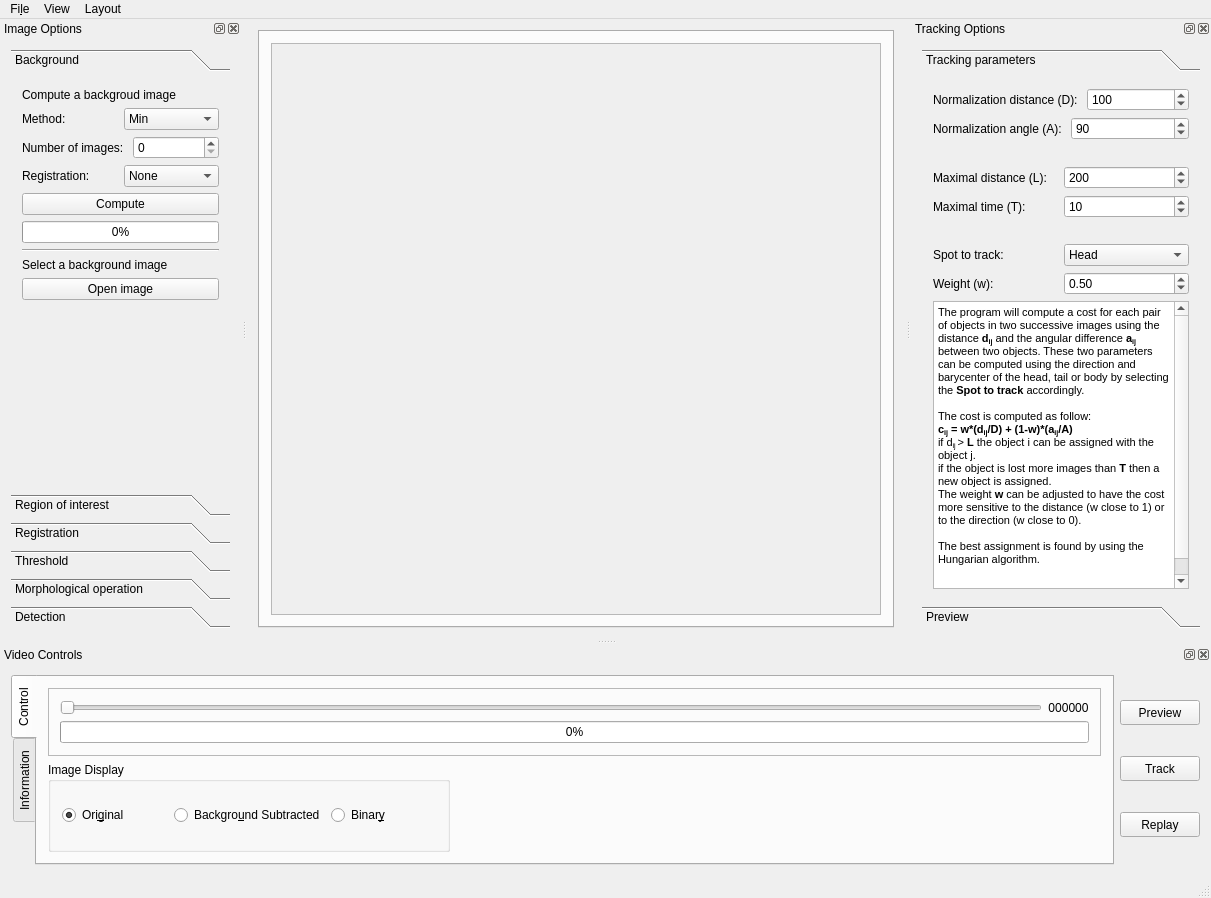
The window that src/interactive.ui (FastTrackOrg/FastTrack) describes before a commit, drawn with Qt 5.
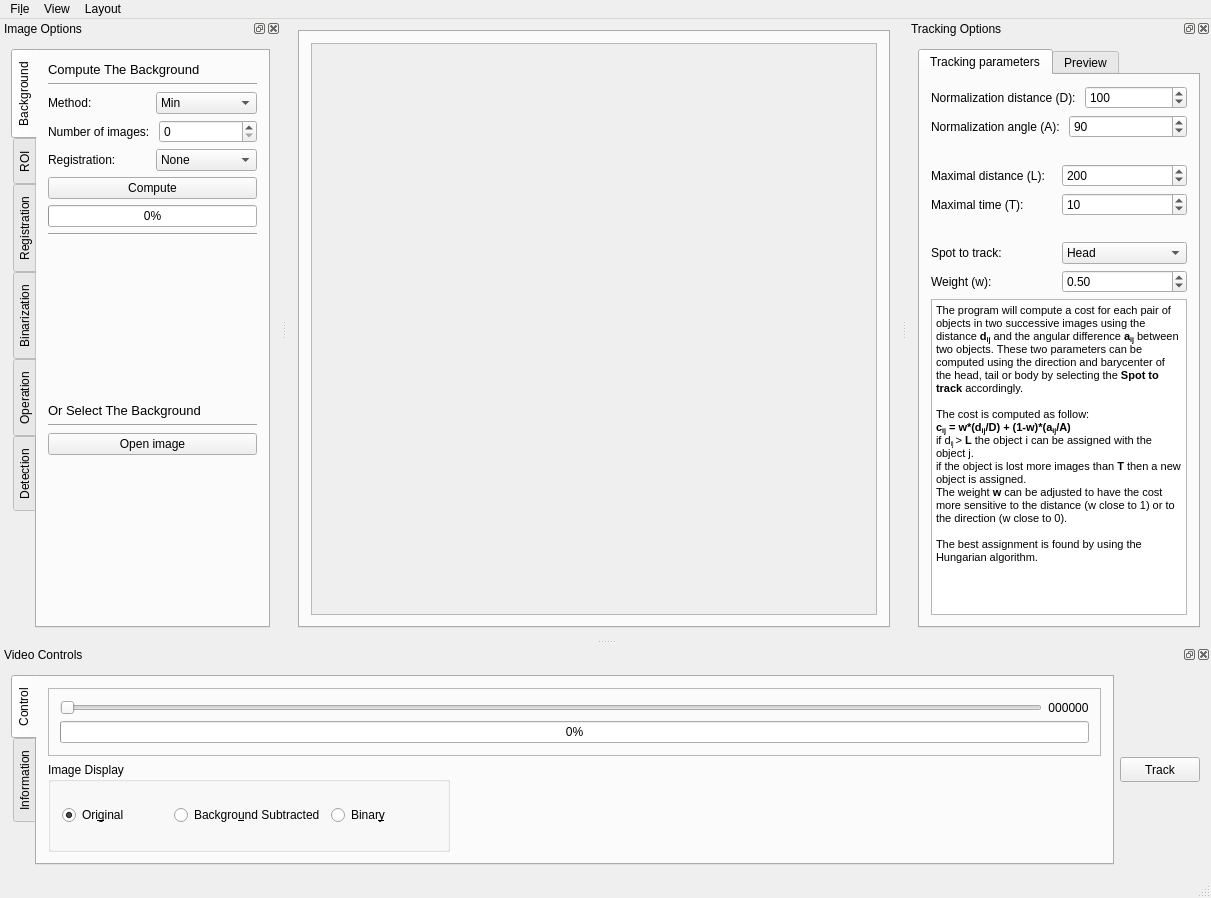
The same window after the commit.

Commit message: [style] interactive: refactoring the ui

Diff of the .ui file:
```diff
--- a/src/interactive.ui
+++ b/src/interactive.ui
@@ -53,8 +53,8 @@
             <rect>
              <x>0</x>
              <y>0</y>
-             <width>620</width>
-             <height>604</height>
+             <width>572</width>
+             <height>609</height>
             </rect>
            </property>
            <layout class="QGridLayout" name="gridLayout_2">
@@ -88,8 +88,8 @@
   <widget class="QDockWidget" name="trackingOptions">
    <property name="minimumSize">
     <size>
-     <width>279</width>
-     <height>216</height>
+     <width>304</width>
+     <height>399</height>
     </size>
    </property>
    <property name="features">
@@ -107,20 +107,12 @@
    <widget class="QWidget" name="options">
     <layout class="QGridLayout" name="gridLayout_8">
      <item row="0" column="0">
-      <widget class="QToolBox" name="toolBox_2">
+      <widget class="QTabWidget" name="trackingTab">
        <property name="currentIndex">
         <number>0</number>
        </property>
-       <widget class="QWidget" name="page_10">
-        <property name="geometry">
-         <rect>
-          <x>0</x>
-          <y>0</y>
-          <width>288</width>
-          <height>551</height>
-         </rect>
-        </property>
-        <attribute name="label">
+       <widget class="QWidget" name="tabWidget_2Page1" native="true">
+        <attribute name="title">
          <string>Tracking parameters</string>
         </attribute>
         <layout class="QGridLayout" name="gridLayout_11">
@@ -301,32 +293,24 @@
 &lt;html&gt;&lt;head&gt;&lt;meta name=&quot;qrichtext&quot; content=&quot;1&quot; /&gt;&lt;style type=&quot;text/css&quot;&gt;
 p, li { white-space: pre-wrap; }
 &lt;/style&gt;&lt;/head&gt;&lt;body style=&quot; font-family:'Sans Serif'; font-size:9pt; font-weight:400; font-style:normal;&quot;&gt;
-&lt;p style=&quot; margin-top:0px; margin-bottom:0px; margin-left:0px; margin-right:0px; -qt-block-indent:0; text-indent:0px;&quot;&gt;&lt;span style=&quot; font-size:8pt;&quot;&gt;The program will compute a cost for each pair of objects in two successive images using the distance &lt;/span&gt;&lt;span style=&quot; font-size:8pt; font-weight:600;&quot;&gt;d&lt;/span&gt;&lt;span style=&quot; font-size:8pt; font-weight:600; vertical-align:sub;&quot;&gt;ij&lt;/span&gt;&lt;span style=&quot; font-size:8pt;&quot;&gt; and the angular difference &lt;/span&gt;&lt;span style=&quot; font-size:8pt; font-weight:600;&quot;&gt;a&lt;/span&gt;&lt;span style=&quot; font-size:8pt; font-weight:600; vertical-align:sub;&quot;&gt;ij&lt;/span&gt;&lt;span style=&quot; font-size:8pt;&quot;&gt; between two objects. These two parameters can be computed using the direction and barycenter of the head, tail or body by selecting the&lt;/span&gt;&lt;span style=&quot; font-size:8pt; font-weight:600;&quot;&gt; Spot to track &lt;/span&gt;&lt;span style=&quot; font-size:8pt;&quot;&gt;accordingly.&lt;/span&gt;&lt;/p&gt;
-&lt;p style=&quot;-qt-paragraph-type:empty; margin-top:0px; margin-bottom:0px; margin-left:0px; margin-right:0px; -qt-block-indent:0; text-indent:0px; font-size:8pt;&quot;&gt;&lt;br /&gt;&lt;/p&gt;
-&lt;p style=&quot; margin-top:0px; margin-bottom:0px; margin-left:0px; margin-right:0px; -qt-block-indent:0; text-indent:0px;&quot;&gt;&lt;span style=&quot; font-size:8pt;&quot;&gt;The cost is computed as follow:&lt;/span&gt;&lt;/p&gt;
-&lt;p style=&quot; margin-top:0px; margin-bottom:0px; margin-left:0px; margin-right:0px; -qt-block-indent:0; text-indent:0px;&quot;&gt;&lt;span style=&quot; font-size:8pt; font-weight:600;&quot;&gt;c&lt;/span&gt;&lt;span style=&quot; font-size:8pt; font-weight:600; vertical-align:sub;&quot;&gt;ij&lt;/span&gt;&lt;span style=&quot; font-size:8pt; font-weight:600;&quot;&gt; = w*(d&lt;/span&gt;&lt;span style=&quot; font-size:8pt; font-weight:600; vertical-align:sub;&quot;&gt;ij&lt;/span&gt;&lt;span style=&quot; font-size:8pt; font-weight:600;&quot;&gt;/D) + (1-w)*(a&lt;/span&gt;&lt;span style=&quot; font-size:8pt; font-weight:600; vertical-align:sub;&quot;&gt;ij&lt;/span&gt;&lt;span style=&quot; font-size:8pt; font-weight:600;&quot;&gt;/A)&lt;/span&gt;&lt;/p&gt;
-&lt;p style=&quot; margin-top:0px; margin-bottom:0px; margin-left:0px; margin-right:0px; -qt-block-indent:0; text-indent:0px;&quot;&gt;&lt;span style=&quot; font-size:8pt;&quot;&gt;if d&lt;/span&gt;&lt;span style=&quot; font-size:8pt; vertical-align:sub;&quot;&gt;ij &lt;/span&gt;&lt;span style=&quot; font-size:8pt;&quot;&gt;&amp;gt; &lt;/span&gt;&lt;span style=&quot; font-size:8pt; font-weight:600;&quot;&gt;L&lt;/span&gt;&lt;span style=&quot; font-size:8pt;&quot;&gt; the object i can be assigned with the object j.&lt;/span&gt;&lt;/p&gt;
-&lt;p style=&quot; margin-top:0px; margin-bottom:0px; margin-left:0px; margin-right:0px; -qt-block-indent:0; text-indent:0px;&quot;&gt;&lt;span style=&quot; font-size:8pt;&quot;&gt;if the object is lost more images than &lt;/span&gt;&lt;span style=&quot; font-size:8pt; font-weight:600;&quot;&gt;T&lt;/span&gt;&lt;span style=&quot; font-size:8pt;&quot;&gt; then a new object is assigned.&lt;/span&gt;&lt;/p&gt;
-&lt;p style=&quot; margin-top:0px; margin-bottom:0px; margin-left:0px; margin-right:0px; -qt-block-indent:0; text-indent:0px;&quot;&gt;&lt;span style=&quot; font-size:8pt;&quot;&gt;The weight &lt;/span&gt;&lt;span style=&quot; font-size:8pt; font-weight:600;&quot;&gt;w &lt;/span&gt;&lt;span style=&quot; font-size:8pt;&quot;&gt;can be adjusted to have the cost more sensitive to the distance (w close to 1) or to the direction (w close to 0).&lt;/span&gt;&lt;/p&gt;
-&lt;p style=&quot;-qt-paragraph-type:empty; margin-top:0px; margin-bottom:0px; margin-left:0px; margin-right:0px; -qt-block-indent:0; text-indent:0px; font-size:8pt;&quot;&gt;&lt;br /&gt;&lt;/p&gt;
-&lt;p style=&quot; margin-top:0px; margin-bottom:0px; margin-left:0px; margin-right:0px; -qt-block-indent:0; text-indent:0px;&quot;&gt;&lt;span style=&quot; font-size:8pt;&quot;&gt;The best assignment is found by using the Hungarian algorithm.&lt;/span&gt;&lt;/p&gt;
-&lt;p style=&quot;-qt-paragraph-type:empty; margin-top:0px; margin-bottom:0px; margin-left:0px; margin-right:0px; -qt-block-indent:0; text-indent:0px; font-size:11pt; font-weight:600;&quot;&gt;&lt;br /&gt;&lt;/p&gt;
-&lt;p style=&quot;-qt-paragraph-type:empty; margin-top:0px; margin-bottom:0px; margin-left:0px; margin-right:0px; -qt-block-indent:0; text-indent:0px; font-size:11pt; font-weight:600;&quot;&gt;&lt;br /&gt;&lt;/p&gt;&lt;/body&gt;&lt;/html&gt;</string>
+&lt;p style=&quot; margin-top:0px; margin-bottom:0px; margin-left:0px; margin-right:0px; -qt-block-indent:0; text-indent:0px;&quot;&gt;&lt;span style=&quot; font-family:'Sans Serif'; font-size:8pt;&quot;&gt;The program will compute a cost for each pair of objects in two successive images using the distance &lt;/span&gt;&lt;span style=&quot; font-family:'Sans Serif'; font-size:8pt; font-weight:600;&quot;&gt;d&lt;/span&gt;&lt;span style=&quot; font-family:'Sans Serif'; font-size:8pt; font-weight:600; vertical-align:sub;&quot;&gt;ij&lt;/span&gt;&lt;span style=&quot; font-family:'Sans Serif'; font-size:8pt;&quot;&gt; and the angular difference &lt;/span&gt;&lt;span style=&quot; font-family:'Sans Serif'; font-size:8pt; font-weight:600;&quot;&gt;a&lt;/span&gt;&lt;span style=&quot; font-family:'Sans Serif'; font-size:8pt; font-weight:600; vertical-align:sub;&quot;&gt;ij&lt;/span&gt;&lt;span style=&quot; font-family:'Sans Serif'; font-size:8pt;&quot;&gt; between two objects. These two parameters can be computed using the direction and barycenter of the head, tail or body by selecting the&lt;/span&gt;&lt;span style=&quot; font-family:'Sans Serif'; font-size:8pt; font-weight:600;&quot;&gt; Spot to track &lt;/span&gt;&lt;span style=&quot; font-family:'Sans Serif'; font-size:8pt;&quot;&gt;accordingly.&lt;/span&gt;&lt;/p&gt;
+&lt;p style=&quot;-qt-paragraph-type:empty; margin-top:0px; margin-bottom:0px; margin-left:0px; margin-right:0px; -qt-block-indent:0; text-indent:0px; font-family:'Sans Serif'; font-size:8pt;&quot;&gt;&lt;br /&gt;&lt;/p&gt;
+&lt;p style=&quot; margin-top:0px; margin-bottom:0px; margin-left:0px; margin-right:0px; -qt-block-indent:0; text-indent:0px;&quot;&gt;&lt;span style=&quot; font-family:'Sans Serif'; font-size:8pt;&quot;&gt;The cost is computed as follow:&lt;/span&gt;&lt;/p&gt;
+&lt;p style=&quot; margin-top:0px; margin-bottom:0px; margin-left:0px; margin-right:0px; -qt-block-indent:0; text-indent:0px;&quot;&gt;&lt;span style=&quot; font-family:'Sans Serif'; font-size:8pt; font-weight:600;&quot;&gt;c&lt;/span&gt;&lt;span style=&quot; font-family:'Sans Serif'; font-size:8pt; font-weight:600; vertical-align:sub;&quot;&gt;ij&lt;/span&gt;&lt;span style=&quot; font-family:'Sans Serif'; font-size:8pt; font-weight:600;&quot;&gt; = w*(d&lt;/span&gt;&lt;span style=&quot; font-family:'Sans Serif'; font-size:8pt; font-weight:600; vertical-align:sub;&quot;&gt;ij&lt;/span&gt;&lt;span style=&quot; font-family:'Sans Serif'; font-size:8pt; font-weight:600;&quot;&gt;/D) + (1-w)*(a&lt;/span&gt;&lt;span style=&quot; font-family:'Sans Serif'; font-size:8pt; font-weight:600; vertical-align:sub;&quot;&gt;ij&lt;/span&gt;&lt;span style=&quot; font-family:'Sans Serif'; font-size:8pt; font-weight:600;&quot;&gt;/A)&lt;/span&gt;&lt;/p&gt;
+&lt;p style=&quot; margin-top:0px; margin-bottom:0px; margin-left:0px; margin-right:0px; -qt-block-indent:0; text-indent:0px;&quot;&gt;&lt;span style=&quot; font-family:'Sans Serif'; font-size:8pt;&quot;&gt;if d&lt;/span&gt;&lt;span style=&quot; font-family:'Sans Serif'; font-size:8pt; vertical-align:sub;&quot;&gt;ij &lt;/span&gt;&lt;span style=&quot; font-family:'Sans Serif'; font-size:8pt;&quot;&gt;&amp;gt; &lt;/span&gt;&lt;span style=&quot; font-family:'Sans Serif'; font-size:8pt; font-weight:600;&quot;&gt;L&lt;/span&gt;&lt;span style=&quot; font-family:'Sans Serif'; font-size:8pt;&quot;&gt; the object i can be assigned with the object j.&lt;/span&gt;&lt;/p&gt;
+&lt;p style=&quot; margin-top:0px; margin-bottom:0px; margin-left:0px; margin-right:0px; -qt-block-indent:0; text-indent:0px;&quot;&gt;&lt;span style=&quot; font-family:'Sans Serif'; font-size:8pt;&quot;&gt;if the object is lost more images than &lt;/span&gt;&lt;span style=&quot; font-family:'Sans Serif'; font-size:8pt; font-weight:600;&quot;&gt;T&lt;/span&gt;&lt;span style=&quot; font-family:'Sans Serif'; font-size:8pt;&quot;&gt; then a new object is assigned.&lt;/span&gt;&lt;/p&gt;
+&lt;p style=&quot; margin-top:0px; margin-bottom:0px; margin-left:0px; margin-right:0px; -qt-block-indent:0; text-indent:0px;&quot;&gt;&lt;span style=&quot; font-family:'Sans Serif'; font-size:8pt;&quot;&gt;The weight &lt;/span&gt;&lt;span style=&quot; font-family:'Sans Serif'; font-size:8pt; font-weight:600;&quot;&gt;w &lt;/span&gt;&lt;span style=&quot; font-family:'Sans Serif'; font-size:8pt;&quot;&gt;can be adjusted to have the cost more sensitive to the distance (w close to 1) or to the direction (w close to 0).&lt;/span&gt;&lt;/p&gt;
+&lt;p style=&quot;-qt-paragraph-type:empty; margin-top:0px; margin-bottom:0px; margin-left:0px; margin-right:0px; -qt-block-indent:0; text-indent:0px; font-family:'Sans Serif'; font-size:8pt;&quot;&gt;&lt;br /&gt;&lt;/p&gt;
+&lt;p style=&quot; margin-top:0px; margin-bottom:0px; margin-left:0px; margin-right:0px; -qt-block-indent:0; text-indent:0px;&quot;&gt;&lt;span style=&quot; font-family:'Sans Serif'; font-size:8pt;&quot;&gt;The best assignment is found by using the Hungarian algorithm.&lt;/span&gt;&lt;/p&gt;
+&lt;p style=&quot;-qt-paragraph-type:empty; margin-top:0px; margin-bottom:0px; margin-left:0px; margin-right:0px; -qt-block-indent:0; text-indent:0px; font-family:'Sans Serif'; font-size:11pt; font-weight:600;&quot;&gt;&lt;br /&gt;&lt;/p&gt;
+&lt;p style=&quot;-qt-paragraph-type:empty; margin-top:0px; margin-bottom:0px; margin-left:0px; margin-right:0px; -qt-block-indent:0; text-indent:0px; font-family:'Sans Serif'; font-size:11pt; font-weight:600;&quot;&gt;&lt;br /&gt;&lt;/p&gt;&lt;/body&gt;&lt;/html&gt;</string>
            </property>
           </widget>
          </item>
         </layout>
        </widget>
-       <widget class="QWidget" name="Preview">
-        <property name="geometry">
-         <rect>
-          <x>0</x>
-          <y>0</y>
-          <width>261</width>
-          <height>551</height>
-         </rect>
-        </property>
-        <attribute name="label">
+       <widget class="QWidget" name="tabWidget_2Page2" native="true">
+        <attribute name="title">
          <string>Preview</string>
         </attribute>
         <layout class="QGridLayout" name="gridLayout_9">
@@ -388,6 +372,13 @@
            </property>
           </spacer>
          </item>
+         <item row="3" column="0">
+          <widget class="QPushButton" name="previewButton">
+           <property name="text">
+            <string>Preview</string>
+           </property>
+          </widget>
+         </item>
         </layout>
        </widget>
       </widget>
@@ -398,7 +389,7 @@
   <widget class="QDockWidget" name="imageOptions">
    <property name="minimumSize">
     <size>
-     <width>241</width>
+     <width>281</width>
      <height>318</height>
     </size>
    </property>
@@ -417,31 +408,102 @@
    <widget class="QWidget" name="dockWidgetContents">
     <layout class="QGridLayout" name="gridLayout_4">
      <item row="0" column="0">
-      <widget class="QToolBox" name="toolBox">
+      <widget class="QTabWidget" name="optionsTab">
+       <property name="tabPosition">
+        <enum>QTabWidget::West</enum>
+       </property>
        <property name="currentIndex">
         <number>0</number>
        </property>
-       <widget class="QWidget" name="backgroundBox">
-        <property name="geometry">
-         <rect>
-          <x>0</x>
-          <y>0</y>
-          <width>223</width>
-          <height>435</height>
-         </rect>
-        </property>
-        <attribute name="label">
+       <widget class="QWidget" name="" native="true">
+        <attribute name="title">
          <string>Background</string>
         </attribute>
         <layout class="QGridLayout" name="gridLayout_6">
+         <item row="4" column="1">
+          <widget class="QComboBox" name="registrationBack">
+           <item>
+            <property name="text">
+             <string>None</string>
+            </property>
+           </item>
+           <item>
+            <property name="text">
+             <string>Simple</string>
+            </property>
+           </item>
+           <item>
+            <property name="text">
+             <string>ECC</string>
+            </property>
+           </item>
+           <item>
+            <property name="text">
+             <string>Features</string>
+            </property>
+           </item>
+          </widget>
+         </item>
+         <item row="9" column="0" colspan="2">
+          <widget class="QLabel" name="label_21">
+           <property name="font">
+            <font>
+             <pointsize>10</pointsize>
+            </font>
+           </property>
+           <property name="text">
+            <string>Or Select The Background</string>
+           </property>
+          </widget>
+         </item>
          <item row="0" column="0" colspan="2">
           <widget class="QLabel" name="label_20">
+           <property name="font">
+            <font>
+             <pointsize>10</pointsize>
+            </font>
+           </property>
            <property name="text">
-            <string>Compute a backgroud image</string>
+            <string>Compute The Background</string>
+           </property>
+          </widget>
+         </item>
+         <item row="4" column="0">
+          <widget class="QLabel" name="label_10">
+           <property name="text">
+            <string>Registration:</string>
+           </property>
+          </widget>
+         </item>
+         <item row="7" column="0" colspan="2">
+          <widget class="Line" name="line">
+           <property name="orientation">
+            <enum>Qt::Horizontal</enum>
            </property>
           </widget>
          </item>
          <item row="1" column="0" colspan="2">
+          <widget class="Line" name="line_7">
+           <property name="orientation">
+            <enum>Qt::Horizontal</enum>
+           </property>
+          </widget>
+         </item>
+         <item row="5" column="0" colspan="2">
+          <widget class="QPushButton" name="backgroundComputeButton">
+           <property name="text">
+            <string>Compute</string>
+           </property>
+          </widget>
+         </item>
+         <item row="6" column="0" colspan="2">
+          <widget class="QProgressBar" name="backgroundProgressBar">
+           <property name="value">
+            <number>0</number>
+           </property>
+          </widget>
+         </item>
+         <item row="2" column="0" colspan="2">
           <layout class="QHBoxLayout" name="horizontalLayout_19">
            <item>
             <widget class="QLabel" name="label">
@@ -474,7 +536,27 @@
            </item>
           </layout>
          </item>
-         <item row="2" column="0" colspan="2">
+         <item row="12" column="1">
+          <spacer name="verticalSpacer">
+           <property name="orientation">
+            <enum>Qt::Vertical</enum>
+           </property>
+           <property name="sizeHint" stdset="0">
+            <size>
+             <width>20</width>
+             <height>40</height>
+            </size>
+           </property>
+          </spacer>
+         </item>
+         <item row="10" column="0" colspan="2">
+          <widget class="Line" name="line_8">
+           <property name="orientation">
+            <enum>Qt::Horizontal</enum>
+           </property>
+          </widget>
+         </item>
+         <item row="3" column="0" colspan="2">
           <layout class="QHBoxLayout" name="horizontalLayout_18">
            <item>
             <widget class="QLabel" name="label_2">
@@ -488,98 +570,31 @@
            </item>
           </layout>
          </item>
-         <item row="3" column="0">
-          <widget class="QLabel" name="label_10">
-           <property name="text">
-            <string>Registration:</string>
-           </property>
-          </widget>
-         </item>
-         <item row="3" column="1">
-          <widget class="QComboBox" name="registrationBack">
-           <item>
-            <property name="text">
-             <string>None</string>
-            </property>
-           </item>
-           <item>
-            <property name="text">
-             <string>Simple</string>
-            </property>
-           </item>
-           <item>
-            <property name="text">
-             <string>ECC</string>
-            </property>
-           </item>
-           <item>
-            <property name="text">
-             <string>Features</string>
-            </property>
-           </item>
-          </widget>
-         </item>
-         <item row="6" column="0" colspan="2">
-          <widget class="Line" name="line">
-           <property name="orientation">
-            <enum>Qt::Horizontal</enum>
-           </property>
-          </widget>
-         </item>
-         <item row="7" column="0" colspan="2">
-          <widget class="QLabel" name="label_21">
-           <property name="text">
-            <string>Select a background image</string>
-           </property>
-          </widget>
-         </item>
-         <item row="9" column="1">
-          <spacer name="verticalSpacer">
-           <property name="orientation">
-            <enum>Qt::Vertical</enum>
-           </property>
-           <property name="sizeHint" stdset="0">
-            <size>
-             <width>20</width>
-             <height>40</height>
-            </size>
-           </property>
-          </spacer>
-         </item>
-         <item row="4" column="0" colspan="2">
-          <widget class="QPushButton" name="backgroundComputeButton">
-           <property name="text">
-            <string>Compute</string>
-           </property>
-          </widget>
-         </item>
-         <item row="5" column="0" colspan="2">
-          <widget class="QProgressBar" name="backgroundProgressBar">
-           <property name="value">
-            <number>0</number>
-           </property>
-          </widget>
-         </item>
-         <item row="8" column="0" colspan="2">
+         <item row="11" column="0" colspan="2">
           <widget class="QPushButton" name="backgroundSelectButton">
            <property name="text">
             <string>Open image</string>
            </property>
           </widget>
          </item>
+         <item row="8" column="0">
+          <spacer name="verticalSpacer_7">
+           <property name="orientation">
+            <enum>Qt::Vertical</enum>
+           </property>
+           <property name="sizeHint" stdset="0">
+            <size>
+             <width>20</width>
+             <height>40</height>
+            </size>
+           </property>
+          </spacer>
+         </item>
         </layout>
        </widget>
-       <widget class="QWidget" name="roi">
-        <property name="geometry">
-         <rect>
-          <x>0</x>
-          <y>0</y>
-          <width>223</width>
-          <height>435</height>
-         </rect>
-        </property>
-        <attribute name="label">
-         <string>Region of interest</string>
+       <widget class="QWidget" name="tabWidgetPage2" native="true">
+        <attribute name="title">
+         <string>ROI</string>
         </attribute>
         <layout class="QGridLayout" name="gridLayout_5">
          <item row="0" column="0">
@@ -666,16 +681,8 @@
          </item>
         </layout>
        </widget>
-       <widget class="QWidget" name="registrationBox">
-        <property name="geometry">
-         <rect>
-          <x>0</x>
-          <y>0</y>
-          <width>223</width>
-          <height>435</height>
-         </rect>
-        </property>
-        <attribute name="label">
+       <widget class="QWidget" name="tabWidgetPage3" native="true">
+        <attribute name="title">
          <string>Registration</string>
         </attribute>
         <layout class="QGridLayout" name="gridLayout_16">
@@ -725,17 +732,9 @@
          </item>
         </layout>
        </widget>
-       <widget class="QWidget" name="widget">
-        <property name="geometry">
-         <rect>
-          <x>0</x>
-          <y>0</y>
-          <width>223</width>
-          <height>435</height>
-         </rect>
-        </property>
-        <attribute name="label">
-         <string>Threshold</string>
+       <widget class="QWidget" name="tabWidgetPage4" native="true">
+        <attribute name="title">
+         <string>Binarization</string>
         </attribute>
         <layout class="QGridLayout" name="gridLayout_7">
          <item row="0" column="0">
@@ -815,17 +814,9 @@
          </item>
         </layout>
        </widget>
-       <widget class="QWidget" name="page_9">
-        <property name="geometry">
-         <rect>
-          <x>0</x>
-          <y>0</y>
-          <width>223</width>
-          <height>435</height>
-         </rect>
-        </property>
-        <attribute name="label">
-         <string>Morphological operation</string>
+       <widget class="QWidget" name="tabWidgetPage5" native="true">
+        <attribute name="title">
+         <string>Operation</string>
         </attribute>
         <layout class="QGridLayout" name="gridLayout_10">
          <item row="0" column="0">
@@ -953,16 +944,8 @@
          </item>
         </layout>
        </widget>
-       <widget class="QWidget" name="page_2">
-        <property name="geometry">
-         <rect>
-          <x>0</x>
-          <y>0</y>
-          <width>223</width>
-          <height>435</height>
-         </rect>
-        </property>
-        <attribute name="label">
+       <widget class="QWidget" name="tabWidgetPage6" native="true">
+        <attribute name="title">
          <string>Detection</string>
         </attribute>
         <layout class="QGridLayout" name="gridLayout">
@@ -1446,19 +1429,6 @@
      </item>
      <item row="0" column="1">
       <layout class="QVBoxLayout" name="verticalLayout">
-       <item>
-        <widget class="QPushButton" name="previewButton">
-         <property name="maximumSize">
-          <size>
-           <width>90</width>
-           <height>25</height>
-          </size>
-         </property>
-         <property name="text">
-          <string>Preview</string>
-         </property>
-        </widget>
-       </item>
        <item>
         <widget class="QPushButton" name="trackButton">
          <property name="maximumSize">
@@ -1472,22 +1442,6 @@
          </property>
         </widget>
        </item>
-       <item>
-        <widget class="QPushButton" name="replayButton">
-         <property name="maximumSize">
-          <size>
-           <width>90</width>
-           <height>25</height>
-          </size>
-         </property>
-         <property name="text">
-          <string>Replay</string>
-         </property>
-         <property name="checkable">
-          <bool>true</bool>
-         </property>
-        </widget>
-       </item>
       </layout>
      </item>
     </layout>
```
Left out of the diff: 350 changed lines with no effect on the pictures. The commit also changes 2 other files.
